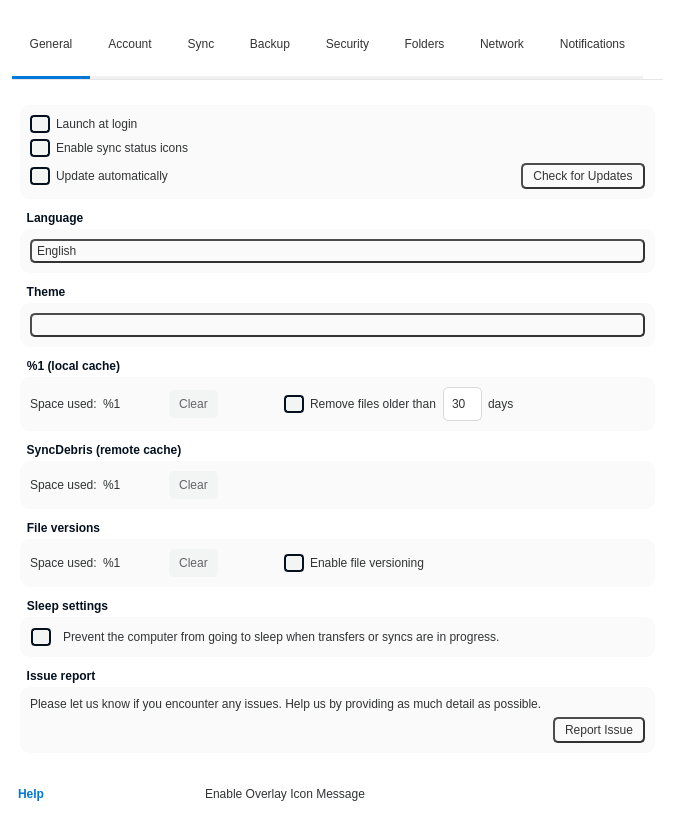
Old version of the form src/MEGASync/gui/linux/SettingsDialog.ui in the repository meganz/MEGAsync.
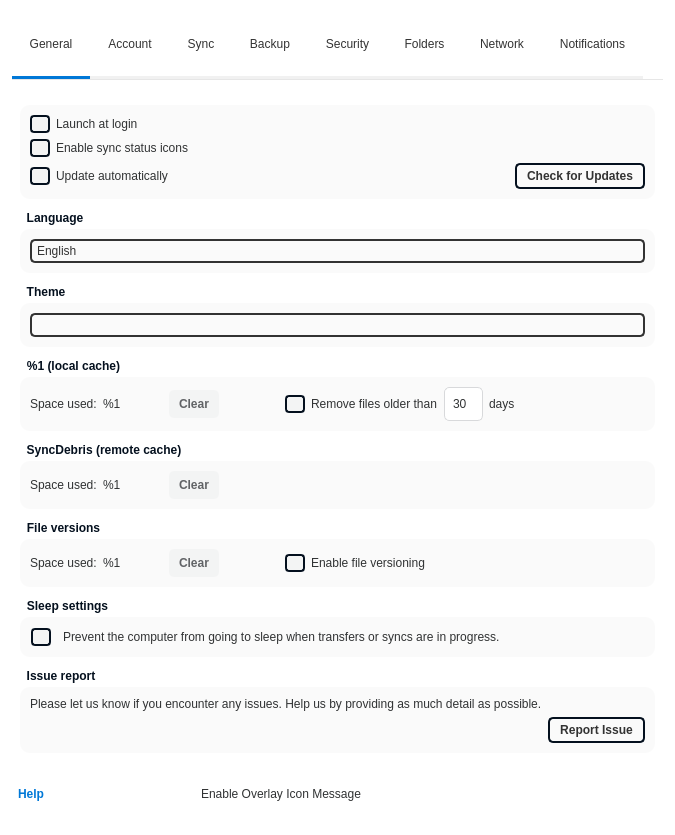
New version of the form. Icons and pictures are not drawn. Custom widgets are drawn as their Qt base class.

Commit message: SNC-4541 : Fix bug on multiple icon color mask application.

Diff of the .ui file:
```diff
--- a/src/MEGASync/gui/linux/SettingsDialog.ui
+++ b/src/MEGASync/gui/linux/SettingsDialog.ui
@@ -24,6 +24,12 @@
 color: #303233; /*colorToken.text-primary*/
 }
 
+#bAdd
+{
+color: #04101E; /*colorToken.text-inverse-accent*/
+background-color:  #F4F4F5; /*colorToken.button-primary*/
+}
+
 #bHelp
 {
 border: none;
@@ -73,7 +79,7 @@
 color: #333333; /*colorToken.text-primary*/
 border-color: #333333; /*colorToken.text-primary*/
 border-width: 2px;
-border-style: outset;
+border-style: solid;
 border-radius: 5px;
 padding: 1px 1px 1px 5px;
 }
@@ -148,10 +154,11 @@
 height: 22px;
 background-color:  #fafafa; /*colorToken.surface-1*/
 color: #333333; /*colorToken.text-primary*/
-border-color: #333333; /*colorToken.text-primary*/
+border-color: #04101E; /*colorToken.button-outline*/
 border-width: 2px;
-border-style: outset;
+border-style: solid;
 border-radius: 5px;
+font-weight: bold;
 }
 
 #bClearCache, #bClearRemoteCache, #bClearFileVersions
@@ -160,7 +167,7 @@
 color: #616366; /*colorToken.text-secondary*/
 border-color:  #F3F4F4; /*colorToken.button-secondary*/
 border-width: 0px;
-border-style: outset;
+border-style: solid;
 border-radius: 5px;
 padding: 3px 10px 3px 10px;
 }
@@ -201,6 +208,9 @@
 
 /*ColorTokenIcon;Button;bHelp;normal;off;colorToken.link-primary*/
 
+/*ColorTokenIcon;Button;bAdd;normal;off;colorToken.text-inverse-accent*/
+/*ColorTokenIcon;Button;bDelete;normal;off;colorToken.button-outline*/
+
 QComboBox
 {
 height: 18px;
```
The commit also changes 6 other files.
